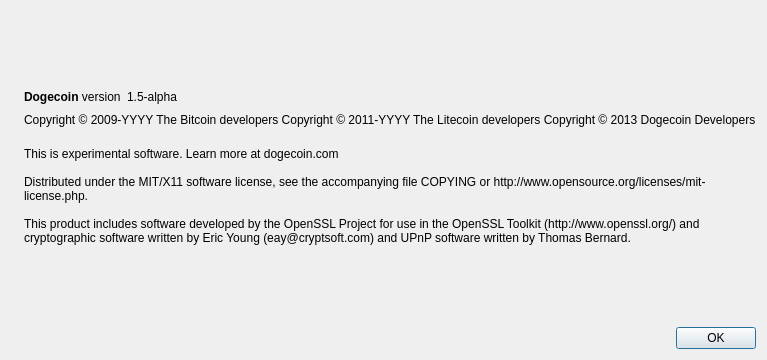
Qt form src/qt/forms/aboutdialog.ui (canadacoin/coin) before a commit.
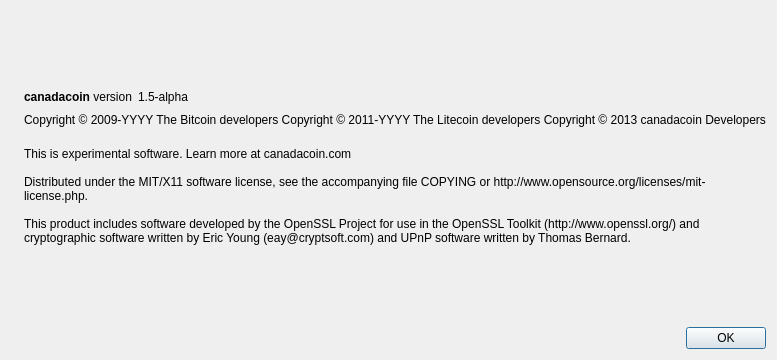
The same form after that commit. Icons and pictures are not drawn.

Patch:
```diff
--- a/src/qt/forms/aboutdialog.ui
+++ b/src/qt/forms/aboutdialog.ui
@@ -50,7 +50,7 @@
           <cursorShape>IBeamCursor</cursorShape>
          </property>
          <property name="text">
-          <string>&lt;b&gt;Dogecoin&lt;/b&gt; version</string>
+          <string>&lt;b&gt;canadacoin&lt;/b&gt; version</string>
          </property>
          <property name="textInteractionFlags">
           <set>Qt::LinksAccessibleByMouse|Qt::TextSelectableByKeyboard|Qt::TextSelectableByMouse</set>
@@ -93,7 +93,7 @@
        <property name="text">
         <string notr="true">Copyright &amp;copy; 2009-YYYY The Bitcoin developers
 Copyright &amp;copy; 2011-YYYY The Litecoin developers
-Copyright &amp;copy; 2013 Dogecoin Developers</string>
+Copyright &amp;copy; 2013 canadacoin Developers</string>
        </property>
        <property name="textFormat">
         <enum>Qt::RichText</enum>
@@ -110,7 +110,7 @@
        </property>
        <property name="text">
         <string>
-This is experimental software. Learn more at dogecoin.com
+This is experimental software. Learn more at canadacoin.com
 
 Distributed under the MIT/X11 software license, see the accompanying file COPYING or http://www.opensource.org/licenses/mit-license.php.
 
```
Left out of the diff: 2 changed lines with no effect on the pictures.
